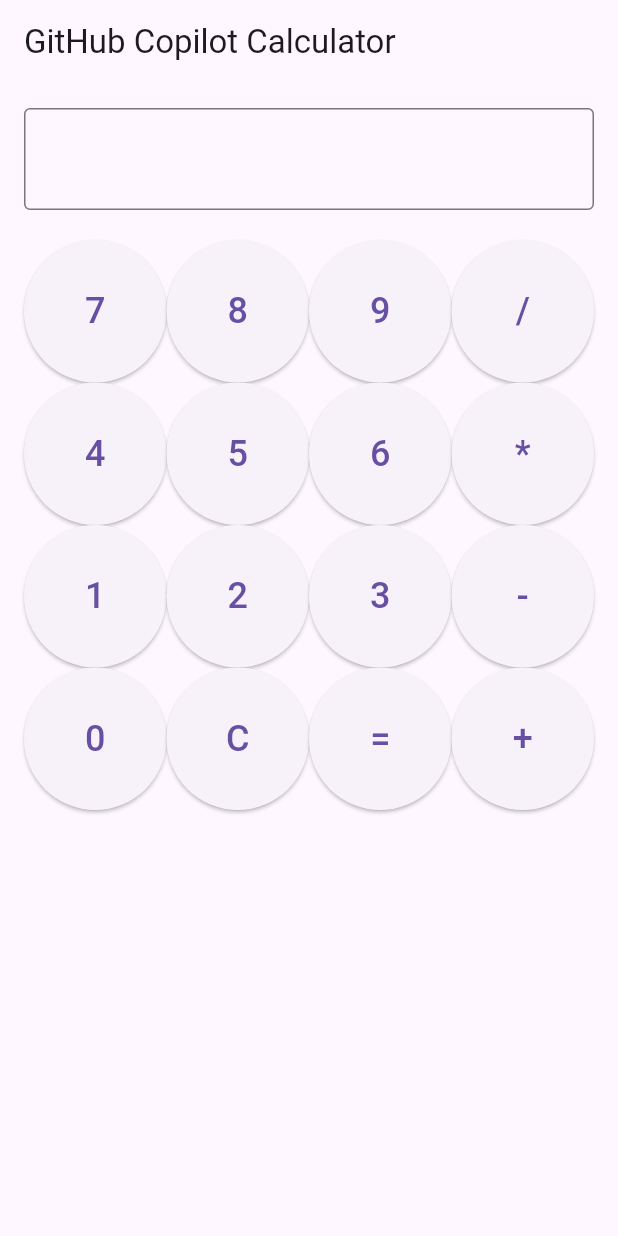
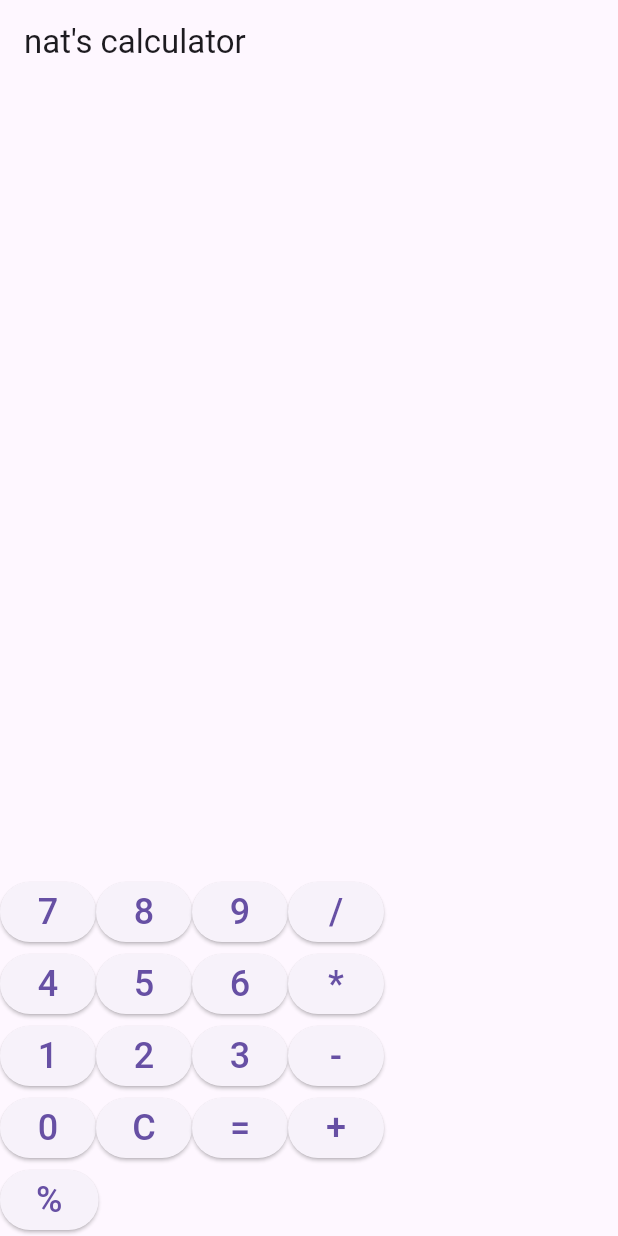
Before and after one commit to natasha-egd/natcalculator, a Flutter app: the screen it shows after launch, on a phone screen of 412 x 824 dp. Run offline on Flutter 3.47's test engine with Material 3 defaults, Android fonts, the phone set to English and light mode, and no system bars; missing offline and left inert: expressions.

Commit message:
Added mod button
c
w

wasd
/'asf
ewfgv
w

gf

```diff
--- a/lib/main.dart
+++ b/lib/main.dart
@@ -25,54 +25,21 @@ class _CalculatorScreenState extends State<CalculatorScreen> {
     setState(() {
       if (value == 'C') {
         _expression = '';
+        _displayController.text = '';
       } else if (value == '=') {
         try {
           final expression = Expression.parse(_expression);
           final evaluator = const ExpressionEvaluator();
           final result = evaluator.eval(expression, {});
-          _expression = '$_expression = $result';
+          _displayController.text = '$_expression = $result';
         } catch (e) {
-          _expression = 'Error';
+          _displayController.text = 'Error';
         }
       } else {
         _expression += value;
+        _displayController.text = _expression;
       }
-      _displayController.text = _expression;
     });
-  }
-
-  @override
-  Widget build(BuildContext context) {
-    return Scaffold(
-      appBar: AppBar(
-        title: Text('GitHub Copilot Calculator'),
-      ),
-      body: Padding(
-        padding: const EdgeInsets.all(16.0),
-        child: Column(
-          children: [
-            TextField(
-              controller: _displayController,
-              decoration: InputDecoration(border: OutlineInputBorder()),
-              style: TextStyle(fontSize: 24),
-              readOnly: true,
-            ),
-            SizedBox(height: 20),
-            Expanded(
-              child: GridView.count(
-                crossAxisCount: 4,
-                children: [
-                  _buildButton('7'), _buildButton('8'), _buildButton('9'), _buildButton('/'),
-                  _buildButton('4'), _buildButton('5'), _buildButton('6'), _buildButton('*'),
-                  _buildButton('1'), _buildButton('2'), _buildButton('3'), _buildButton('-'),
-                  _buildButton('0'), _buildButton('C'), _buildButton('='), _buildButton('+'),
-                ],
-              ),
-            ),
-          ],
-        ),
-      ),
-    );
   }
 
   Widget _buildButton(String value) {
@@ -81,4 +48,66 @@ class _CalculatorScreenState extends State<CalculatorScreen> {
       child: Text(value, style: TextStyle(fontSize: 24)),
     );
   }
+
+  @override
+  Widget build(BuildContext context) {
+    return Scaffold(
+      appBar: AppBar(
+        title: Text("nat's calculator"),
+      ),
+      body: Column(
+        children: <Widget>[
+          Expanded(
+            child: Container(
+              padding: EdgeInsets.all(16),
+              alignment: Alignment.bottomRight,
+              child: TextField(
+                controller: _displayController,
+                style: TextStyle(fontSize: 32),
+                readOnly: true,
+                decoration: InputDecoration(border: InputBorder.none),
+              ),
+            ),
+          ),
+          Row(
+            children: <Widget>[
+              _buildButton('7'),
+              _buildButton('8'),
+              _buildButton('9'),
+              _buildButton('/'),
+            ],
+          ),
+          Row(
+            children: <Widget>[
+              _buildButton('4'),
+              _buildButton('5'),
+              _buildButton('6'),
+              _buildButton('*'),
+            ],
+          ),
+          Row(
+            children: <Widget>[
+              _buildButton('1'),
+              _buildButton('2'),
+              _buildButton('3'),
+              _buildButton('-'),
+            ],
+          ),
+          Row(
+            children: <Widget>[
+              _buildButton('0'),
+              _buildButton('C'),
+              _buildButton('='),
+              _buildButton('+'),
+            ],
+          ),
+          Row(
+            children: <Widget>[
+              _buildButton('%'), // Modulo button
+            ],
+          ),
+        ],
+      ),
+    );
+  }
 }
```
